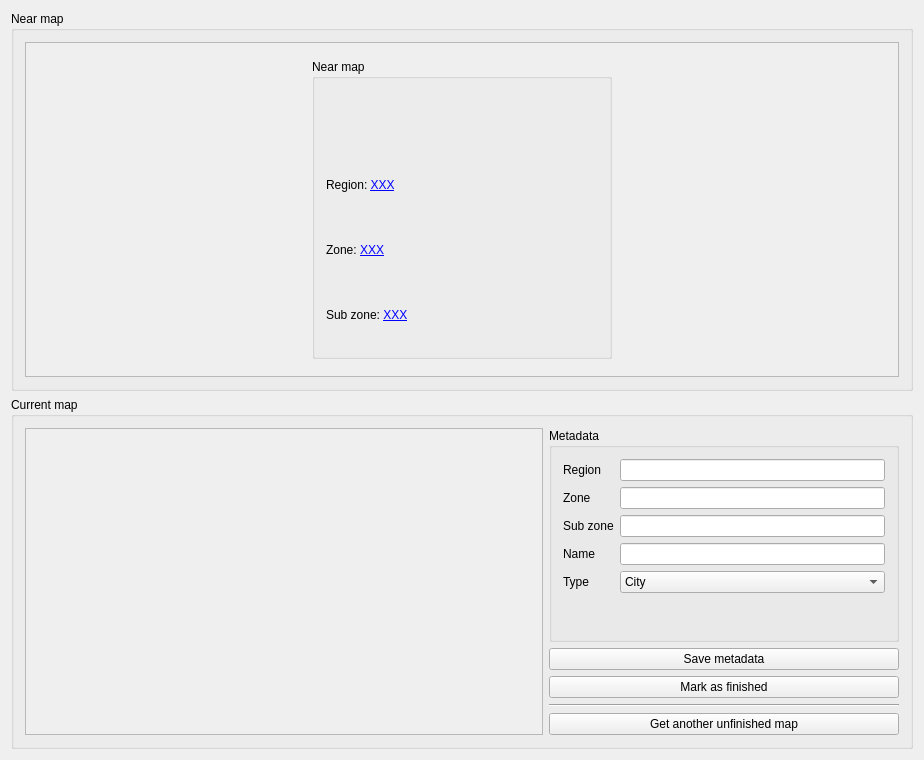
This is tools/map-metadata/MainWindow.ui in alphaonex86/CatchChallenger as Qt 5 draws it before an edit. The edited form follows.
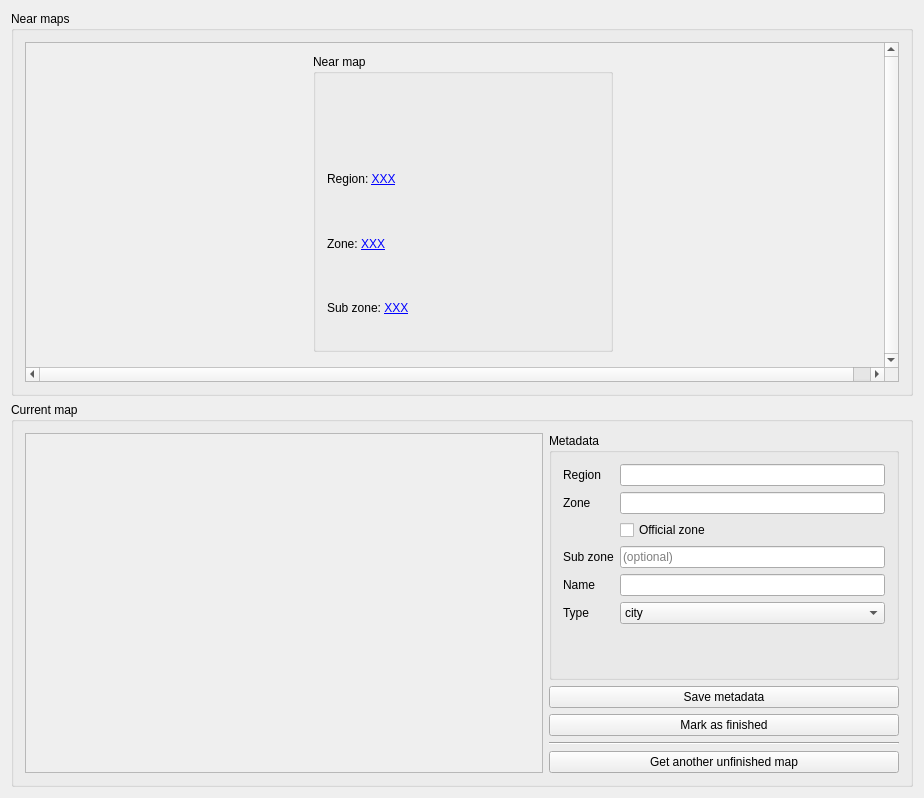
This is the edited form. Icons and pictures are not drawn.

```diff
--- a/tools/map-metadata/MainWindow.ui
+++ b/tools/map-metadata/MainWindow.ui
@@ -7,7 +7,7 @@
     <x>0</x>
     <y>0</y>
     <width>924</width>
-    <height>760</height>
+    <height>798</height>
    </rect>
   </property>
   <property name="windowTitle">
@@ -24,7 +24,7 @@
        </size>
       </property>
       <property name="title">
-       <string>Near map</string>
+       <string>Near maps</string>
       </property>
       <layout class="QHBoxLayout" name="horizontalLayout_3">
        <item>
@@ -35,16 +35,25 @@
            <height>0</height>
           </size>
          </property>
+         <property name="verticalScrollBarPolicy">
+          <enum>Qt::ScrollBarAlwaysOn</enum>
+         </property>
+         <property name="horizontalScrollBarPolicy">
+          <enum>Qt::ScrollBarAlwaysOn</enum>
+         </property>
+         <property name="sizeAdjustPolicy">
+          <enum>QAbstractScrollArea::AdjustToContents</enum>
+         </property>
          <property name="widgetResizable">
-          <bool>true</bool>
+          <bool>false</bool>
          </property>
          <widget class="QWidget" name="scrollAreaWidgetContents">
           <property name="geometry">
            <rect>
             <x>0</x>
             <y>0</y>
-            <width>892</width>
-            <height>337</height>
+            <width>875</width>
+            <height>320</height>
            </rect>
           </property>
           <layout class="QHBoxLayout" name="horizontalLayout_2">
@@ -167,38 +176,42 @@
             <item row="1" column="1">
              <widget class="QLineEdit" name="lineEdit_2"/>
             </item>
-            <item row="2" column="0">
+            <item row="3" column="0">
              <widget class="QLabel" name="label_3">
               <property name="text">
                <string>Sub zone</string>
               </property>
              </widget>
             </item>
-            <item row="2" column="1">
-             <widget class="QLineEdit" name="lineEdit_3"/>
-            </item>
-            <item row="3" column="0">
-             <widget class="QLabel" name="label_4">
-              <property name="text">
-               <string>Name</string>
-              </property>
-             </widget>
-            </item>
             <item row="3" column="1">
-             <widget class="QLineEdit" name="lineEdit_4"/>
+             <widget class="QLineEdit" name="subzone">
+              <property name="placeholderText">
+               <string>(optional)</string>
+              </property>
+             </widget>
             </item>
             <item row="4" column="0">
+             <widget class="QLabel" name="label_4">
+              <property name="text">
+               <string>Name</string>
+              </property>
+             </widget>
+            </item>
+            <item row="4" column="1">
+             <widget class="QLineEdit" name="name"/>
+            </item>
+            <item row="5" column="0">
              <widget class="QLabel" name="label_5">
               <property name="text">
                <string>Type</string>
               </property>
              </widget>
             </item>
-            <item row="4" column="1">
-             <widget class="QComboBox" name="comboBox">
+            <item row="5" column="1">
+             <widget class="QComboBox" name="type">
               <item>
                <property name="text">
-                <string>City</string>
+                <string>city</string>
                </property>
               </item>
               <item>
@@ -218,6 +231,13 @@
               </item>
              </widget>
             </item>
+            <item row="2" column="1">
+             <widget class="QCheckBox" name="checkBox">
+              <property name="text">
+               <string>Official zone</string>
+              </property>
+             </widget>
+            </item>
            </layout>
           </widget>
          </item>
```
Left out of the diff: 14 changed lines with no effect on the pictures.
